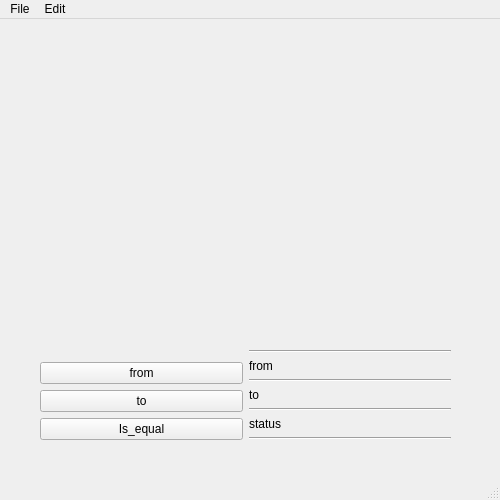
c0de1sl1fe/auto_saver_app, file test_ui.ui: the form before one commit.
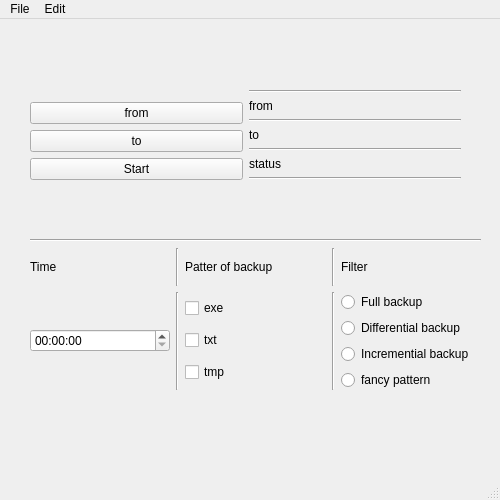
The form after the commit.

Diff of the .ui file:
```diff
--- a/test_ui.ui
+++ b/test_ui.ui
@@ -26,10 +26,10 @@
    <widget class="QWidget" name="horizontalLayoutWidget_2">
     <property name="geometry">
      <rect>
-      <x>40</x>
-      <y>60</y>
-      <width>411</width>
-      <height>361</height>
+      <x>30</x>
+      <y>40</y>
+      <width>431</width>
+      <height>121</height>
      </rect>
     </property>
     <layout class="QHBoxLayout" name="horizontalLayout_2">
@@ -67,7 +67,7 @@
          <item>
           <widget class="QPushButton" name="tmp_button">
            <property name="text">
-            <string>Is_equal</string>
+            <string>Start</string>
            </property>
           </widget>
          </item>
@@ -143,6 +143,146 @@
      </item>
     </layout>
    </widget>
+   <widget class="QWidget" name="verticalLayoutWidget_3">
+    <property name="geometry">
+     <rect>
+      <x>30</x>
+      <y>220</y>
+      <width>451</width>
+      <height>151</height>
+     </rect>
+    </property>
+    <layout class="QVBoxLayout" name="verticalLayout_5">
+     <item>
+      <widget class="Line" name="line_7">
+       <property name="orientation">
+        <enum>Qt::Horizontal</enum>
+       </property>
+      </widget>
+     </item>
+     <item>
+      <layout class="QHBoxLayout" name="horizontalLayout_4">
+       <item>
+        <widget class="QLabel" name="label">
+         <property name="text">
+          <string>Time</string>
+         </property>
+        </widget>
+       </item>
+       <item>
+        <widget class="Line" name="line_5">
+         <property name="orientation">
+          <enum>Qt::Vertical</enum>
+         </property>
+        </widget>
+       </item>
+       <item>
+        <widget class="QLabel" name="label_3">
+         <property name="text">
+          <string>Patter of backup</string>
+         </property>
+        </widget>
+       </item>
+       <item>
+        <widget class="Line" name="line_6">
+         <property name="orientation">
+          <enum>Qt::Vertical</enum>
+         </property>
+        </widget>
+       </item>
+       <item>
+        <widget class="QLabel" name="label_2">
+         <property name="text">
+          <string>Filter</string>
+         </property>
+        </widget>
+       </item>
+      </layout>
+     </item>
+     <item>
+      <layout class="QHBoxLayout" name="horizontalLayout_3">
+       <item>
+        <layout class="QVBoxLayout" name="verticalLayout_4">
+         <item>
+          <widget class="QTimeEdit" name="time_holder"/>
+         </item>
+        </layout>
+       </item>
+       <item>
+        <widget class="Line" name="line_8">
+         <property name="orientation">
+          <enum>Qt::Vertical</enum>
+         </property>
+        </widget>
+       </item>
+       <item>
+        <layout class="QVBoxLayout" name="verticalLayout_3">
+         <item>
+          <widget class="QCheckBox" name="Check_box_1">
+           <property name="text">
+            <string>exe</string>
+           </property>
+          </widget>
+         </item>
+         <item>
+          <widget class="QCheckBox" name="Check_box_2">
+           <property name="text">
+            <string>txt</string>
+           </property>
+          </widget>
+         </item>
+         <item>
+          <widget class="QCheckBox" name="Check_box_3">
+           <property name="text">
+            <string>tmp</string>
+           </property>
+          </widget>
+         </item>
+        </layout>
+       </item>
+       <item>
+        <widget class="Line" name="line_9">
+         <property name="orientation">
+          <enum>Qt::Vertical</enum>
+         </property>
+        </widget>
+       </item>
+       <item>
+        <layout class="QVBoxLayout" name="verticalLayout_6">
+         <item>
+          <widget class="QRadioButton" name="backup_option_1">
+           <property name="text">
+            <string>Full backup</string>
+           </property>
+          </widget>
+         </item>
+         <item>
+          <widget class="QRadioButton" name="backup_option_2">
+           <property name="text">
+            <string>Differential backup</string>
+           </property>
+          </widget>
+         </item>
+         <item>
+          <widget class="QRadioButton" name="backup_option_3">
+           <property name="text">
+            <string>Incremential backup</string>
+           </property>
+          </widget>
+         </item>
+         <item>
+          <widget class="QRadioButton" name="backup_option__4">
+           <property name="text">
+            <string>fancy pattern</string>
+           </property>
+          </widget>
+         </item>
+        </layout>
+       </item>
+      </layout>
+     </item>
+    </layout>
+   </widget>
   </widget>
   <widget class="QMenuBar" name="menubar">
    <property name="geometry">
```
